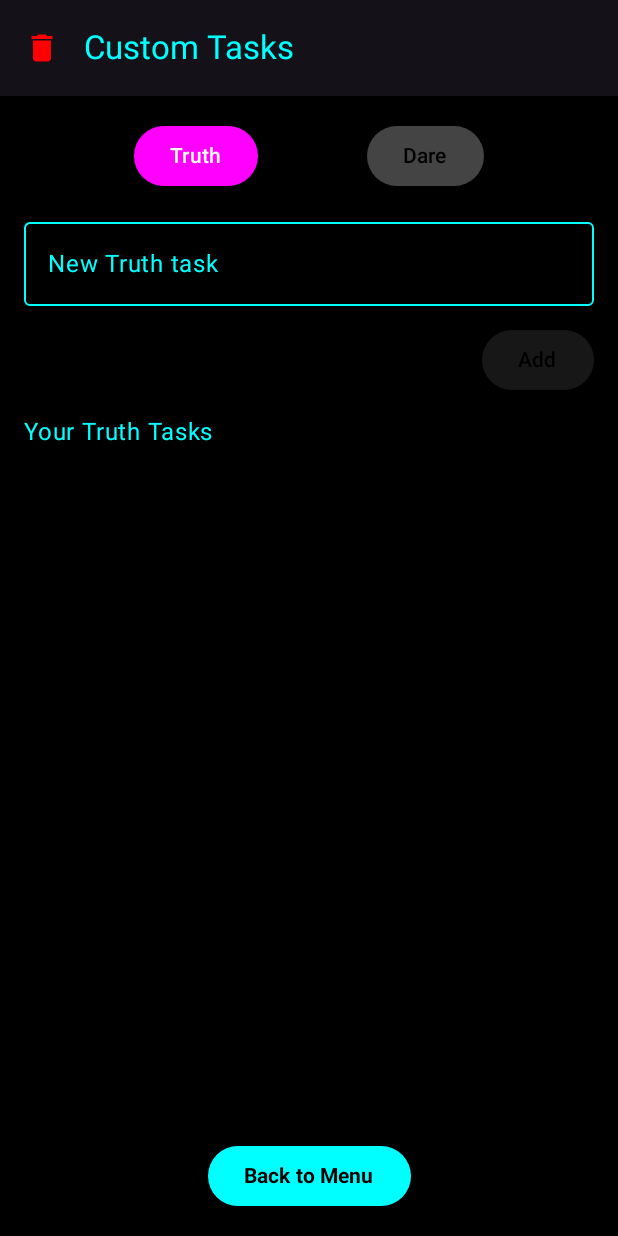
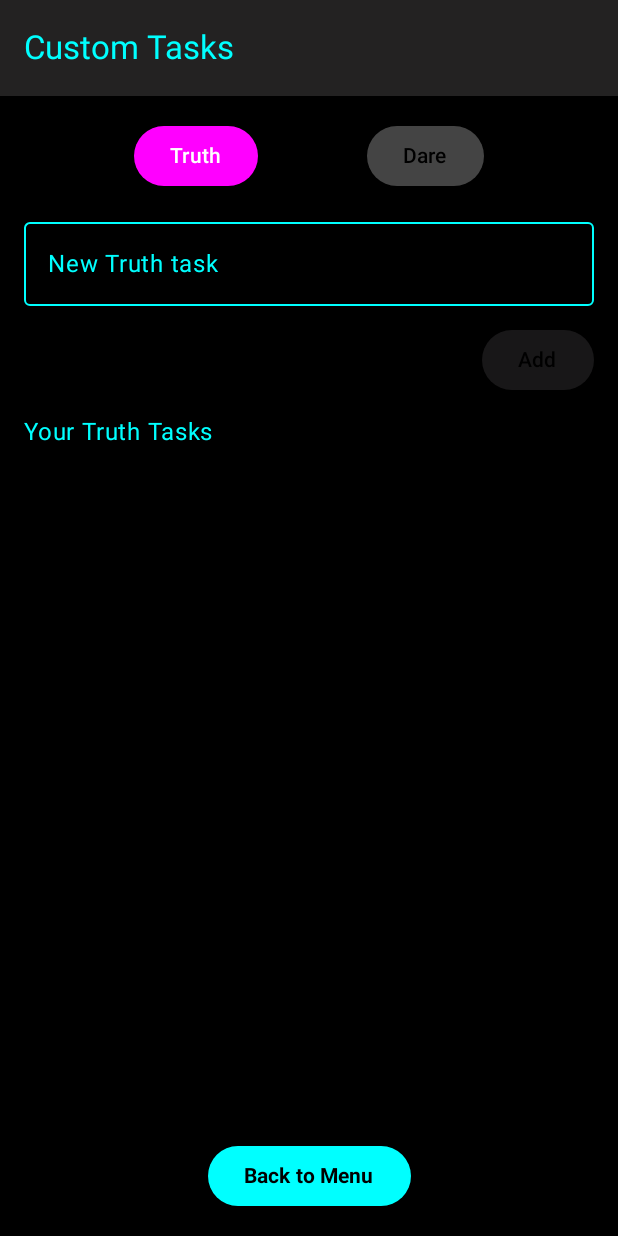
Before and after one commit to Aleyna-prog/WhosNextFinal, an Android app built with Jetpack Compose: the CustomTaskScreen screen opened through its navigation route, on a phone screen of 412 x 824 dp. Run offline under Robolectric (Android 15) with nearby library versions, the phone set to English and light mode, and no system bars; our stand-ins replace Room's generated code.

Commit message:
design completed, light and dark mode added, joker button moved,small detail changes

```diff
--- a/app/src/main/java/com/example/whosdaresample/GameViewModel.kt
+++ b/app/src/main/java/com/example/whosdaresample/GameViewModel.kt
@@ -7,7 +7,6 @@ import androidx.compose.runtime.mutableStateOf
 import androidx.lifecycle.*
 import com.example.whosdaresample.data.GameStat
 import com.example.whosdaresample.data.GameStatDao
-import com.example.whosdaresample.ui.theme.playBeep
 import kotlinx.coroutines.Dispatchers
 import kotlinx.coroutines.Job
 import kotlinx.coroutines.delay
--- a/app/src/main/java/com/example/whosdaresample/MainActivity.kt
+++ b/app/src/main/java/com/example/whosdaresample/MainActivity.kt
@@ -34,7 +34,8 @@ class MainActivity : ComponentActivity() {
         // UI starten
         setContent {
             val navController = rememberNavController()
-            WhosdaresampleTheme(darkTheme = !viewModel.isLightTheme.value) {
+            val isLight = viewModel.isLightTheme.value
+            WhosdaresampleTheme(darkTheme = !isLight) {
                 AppNavigation(navController = navController, viewModel = viewModel)
             }
         }
--- a/app/src/main/java/com/example/whosdaresample/ui/theme/CustomTaskScreen.kt
+++ b/app/src/main/java/com/example/whosdaresample/ui/theme/CustomTaskScreen.kt
@@ -8,6 +8,7 @@ import androidx.compose.foundation.shape.RoundedCornerShape
 import androidx.compose.material.icons.Icons
 import androidx.compose.material.icons.filled.Delete
 import androidx.compose.material3.*
+import androidx.compose.material3.AlertDialogDefaults.containerColor
 import androidx.compose.runtime.*
 import androidx.compose.ui.Alignment
 import androidx.compose.ui.Modifier
@@ -29,21 +30,17 @@ fun CustomTaskScreen(
     Scaffold(
         topBar = {
             TopAppBar(
-                title = { Text("Custom Tasks", color = Color.Cyan) },
-                navigationIcon = {
-                    IconButton(onClick = onBack) {
-                        Icon(Icons.Default.Delete, contentDescription = "Back", tint = Color.Red)
-                    }
-                }
+                title = { Text("Custom Tasks", color = MaterialTheme.colorScheme.primary) },
             )
+
         },
-        containerColor = Color.Black
+        containerColor = MaterialTheme.colorScheme.background
     ) { padding ->
         Column(
             modifier = Modifier
                 .padding(padding)
                 .fillMaxSize()
-                .background(Color.Black)
+                .background(MaterialTheme.colorScheme.background)
                 .padding(16.dp),
             verticalArrangement = Arrangement.spacedBy(12.dp)
         ) {
@@ -71,12 +68,12 @@ fun CustomTaskScreen(
             OutlinedTextField(
                 value = newTaskText,
                 onValueChange = { newTaskText = it },
-                label = { Text("New $selectedTab task", color = Color.Cyan) },
+                label = { Text("New $selectedTab task", color = MaterialTheme.colorScheme.primary) },
                 modifier = Modifier.fillMaxWidth(),
-                textStyle = LocalTextStyle.current.copy(color = Color.White),
+                textStyle = LocalTextStyle.current.copy(color = MaterialTheme.colorScheme.onBackground),
                 colors = OutlinedTextFieldDefaults.colors(
-                    focusedBorderColor = Color.Cyan,
-                    unfocusedBorderColor = Color.Cyan
+                    focusedBorderColor = MaterialTheme.colorScheme.primary,
+                    unfocusedBorderColor = MaterialTheme.colorScheme.primary
                 )
             )
 
@@ -86,14 +83,14 @@ fun CustomTaskScreen(
                     newTaskText = ""
                 },
                 enabled = newTaskText.isNotBlank(),
-                colors = ButtonDefaults.buttonColors(containerColor = Color.Cyan),
+                colors = ButtonDefaults.buttonColors(containerColor = MaterialTheme.colorScheme.primary),
                 modifier = Modifier.align(Alignment.End)
             ) {
                 Text("Add", color = Color.Black)
             }
 
             // List
-            Text("Your $selectedTab Tasks", color = Color.Cyan)
+            Text("Your $selectedTab Tasks", color = MaterialTheme.colorScheme.primary)
             LazyColumn(
                 verticalArrangement = Arrangement.spacedBy(8.dp),
                 modifier = Modifier
@@ -104,7 +101,7 @@ fun CustomTaskScreen(
                 items(filtered) { task ->
                     Card(
                         shape = RoundedCornerShape(12.dp),
-                        colors = CardDefaults.cardColors(containerColor = Color(0xFF1A1A1A)),
+                        colors = CardDefaults.cardColors(containerColor = MaterialTheme.colorScheme.surface),
                         modifier = Modifier.fillMaxWidth()
                     ) {
                         Row(
@@ -114,7 +111,7 @@ fun CustomTaskScreen(
                             horizontalArrangement = Arrangement.SpaceBetween,
                             verticalAlignment = Alignment.CenterVertically
                         ) {
-                            Text(task.text, color = Color.White)
+                            Text(task.text, color = MaterialTheme.colorScheme.onBackground)
                             IconButton(onClick = { viewModel.removeCustomTask(task) }) {
                                 Icon(Icons.Default.Delete, contentDescription = null, tint = Color.Red)
                             }
@@ -126,10 +123,10 @@ fun CustomTaskScreen(
             // Zurück-Button
             Button(
                 onClick = onBack,
-                colors = ButtonDefaults.buttonColors(containerColor = Color.Cyan),
+                colors = ButtonDefaults.buttonColors(containerColor = MaterialTheme.colorScheme.primary),
                 modifier = Modifier.align(Alignment.CenterHorizontally)
             ) {
-                Text("Back to Menu", color = Color.Black, fontWeight = FontWeight.Bold)
+                Text("Back to Menu", color = MaterialTheme.colorScheme.onPrimary, fontWeight = FontWeight.Bold)
             }
         }
     }
--- a/app/src/main/java/com/example/whosdaresample/ui/theme/StartScreen.kt
+++ b/app/src/main/java/com/example/whosdaresample/ui/theme/StartScreen.kt
@@ -18,12 +18,16 @@ import androidx.compose.material3.*
 import androidx.compose.runtime.*
 import androidx.compose.ui.Alignment
 import androidx.compose.ui.Modifier
+import androidx.compose.ui.draw.clip
+import androidx.compose.ui.draw.scale
 import androidx.compose.ui.geometry.Offset
 import androidx.compose.ui.graphics.Color
 import androidx.compose.ui.graphics.Shadow
 import androidx.compose.ui.platform.LocalContext
+import androidx.compose.ui.platform.LocalDensity
 import androidx.compose.ui.res.painterResource
 import androidx.compose.ui.text.font.FontWeight
+import androidx.compose.ui.unit.IntOffset
 import androidx.compose.ui.unit.dp
 import com.example.whosdaresample.GameViewModel
 import com.example.whosdaresample.R
@@ -42,17 +46,42 @@ fun StartScreen(
     Column(
         modifier = Modifier
             .fillMaxSize()
-            .background(Color.Black)
-            .padding(16.dp),
-        verticalArrangement = Arrangement.spacedBy(16.dp)
+            .background(MaterialTheme.colorScheme.background)
+            .verticalScroll(rememberScrollState())
+            .padding(8.dp),
+        verticalArrangement = Arrangement.spacedBy(12.dp)
     ) {
+        Row(
+            modifier = Modifier
+                .fillMaxWidth()
+                .padding(horizontal = 8.dp),
+            horizontalArrangement = Arrangement.End,
+            verticalAlignment = Alignment.CenterVertically
+        ) {
+            Text(
+                text = if (viewModel.isLightTheme.value) "Light Mode" else "Dark Mode",
+                color = MaterialTheme.colorScheme.onBackground,
+                style = MaterialTheme.typography.labelSmall
+            )
+            Spacer(modifier = Modifier.width(8.dp))
+            Switch(
+                checked = viewModel.isLightTheme.value,
+                onCheckedChange = { viewModel.isLightTheme.value = it },
+                modifier = Modifier.scale(0.8f),
+                colors = SwitchDefaults.colors(
+                    checkedThumbColor = Color.Cyan,
+                    uncheckedThumbColor = Color.Gray
+                )
+            )
+        }
+
         Image(
-            painter = painterResource(id = R.drawable.logo),
+            painter = painterResource(id = R.drawable.logo1),
             contentDescription = "Logo",
             modifier = Modifier
                 .fillMaxWidth()
                 .height(180.dp)
-                .padding(top = 16.dp)
+                //.padding(top = 16.dp)
                 .align(Alignment.CenterHorizontally)
         )
 
@@ -65,16 +94,16 @@ fun StartScreen(
             OutlinedTextField(
                 value = nameInput,
                 onValueChange = { nameInput = it },
-                label = { Text("Enter name", color = Color.Cyan) },
+                label = { Text("Enter name", color = MaterialTheme.colorScheme.primary) },
                 modifier = Modifier
                     .weight(1f)
                     .height(60.dp),
-                textStyle = MaterialTheme.typography.bodyLarge.copy(color = Color.White),
+                textStyle = MaterialTheme.typography.bodyLarge.copy(color = MaterialTheme.colorScheme.onBackground),
                 colors = OutlinedTextFieldDefaults.colors(
-                    focusedBorderColor = Color.Cyan,
-                    unfocusedBorderColor = Color.Cyan,
-                    focusedLabelColor = Color.Cyan,
-                    unfocusedLabelColor = Color.Cyan
+                    focusedBorderColor = MaterialTheme.colorScheme.primary,
+                    unfocusedBorderColor = MaterialTheme.colorScheme.primary,
+                    focusedLabelColor = MaterialTheme.colorScheme.primary,
+                    unfocusedLabelColor = MaterialTheme.colorScheme.primary
                 )
             )
 
@@ -88,10 +117,10 @@ fun StartScreen(
                 },
                 enabled = nameInput.isNotBlank(),
                 colors = ButtonDefaults.buttonColors(
-                    containerColor = Color.Black,
-                    contentColor = Color.Cyan,
-                    disabledContainerColor = Color.Black,
-                    disabledContentColor = Color.DarkGray
+                    containerColor = MaterialTheme.colorScheme.primary,
+                    contentColor = MaterialTheme.colorScheme.onPrimary,
+                    disabledContainerColor = MaterialTheme.colorScheme.surfaceVariant,
+                    disabledContentColor = MaterialTheme.colorScheme.onSurfaceVariant
                 ),
                 elevation = ButtonDefaults.buttonElevation(10.dp),
                 shape = RoundedCornerShape(20.dp),
@@ -114,17 +143,18 @@ fun StartScreen(
             modifier = Modifier
                 .fillMaxWidth()
                 .height(150.dp)
-                .background(Color.Black, RoundedCornerShape(12.dp))
+                .background(MaterialTheme.colorScheme.surface, RoundedCornerShape(12.dp))
+                .clip(RoundedCornerShape(12.dp))
         ) {
             val scrollState = rememberLazyListState()
 
-            Row(modifier = Modifier.fillMaxSize()) {
+            Box(modifier = Modifier.fillMaxSize()) {
                 LazyColumn(
                     modifier = Modifier
-                        .weight(1f)
-                        .padding(8.dp),
+                        .fillMaxSize()
+                        .padding(end = 12.dp, start = 8.dp, top = 8.dp, bottom = 8.dp),
                     state = scrollState,
-                    verticalArrangement = Arrangement.spacedBy(8.dp)
+                    verticalArrangement = Arrangement.spacedBy(3.dp)
                 ) {
                     items(viewModel.playerNames) { name ->
                         val emoji = viewModel.getEmojiForPlayer(name)
@@ -134,11 +164,11 @@ fun StartScreen(
                         ) {
                             Text(
                                 text = if (!emoji.isNullOrBlank()) "$emoji $name" else name,
-                                color = Color.Cyan,
+                                color = MaterialTheme.colorScheme.primary,
                                 style = MaterialTheme.typography.bodyLarge.copy(
                                     fontWeight = FontWeight.Medium,
                                     shadow = Shadow(
-                                        color = Color.Cyan,
+                                        color = MaterialTheme.colorScheme.primary,
                                         blurRadius = 8f
                                     )
                                 )
@@ -153,22 +183,59 @@ fun StartScreen(
                         }
                     }
                 }
+
+                // Dynamisch Scrollbar berechnen
+                val totalItems = scrollState.layoutInfo.totalItemsCount
+                val visibleItems = scrollState.layoutInfo.visibleItemsInfo.size
+                val fractionVisible = if (totalItems > 0) visibleItems.toFloat() / totalItems else 1f
+                val fractionScrolled = if (totalItems > 0) scrollState.firstVisibleItemIndex.toFloat() / totalItems else 0f
+
+                val containerHeightPx = with(LocalDensity.current) { 150.dp.toPx() }
+                val scrollbarHeightPx = containerHeightPx * fractionVisible
+                val scrollbarOffsetPx = containerHeightPx * fractionScrolled
+                val showScrollbar = scrollState.layoutInfo.totalItemsCount > scrollState.layoutInfo.visibleItemsInfo.size
+
+
+                // Scrollbar
+                if (showScrollbar) {
+                Box(
+                    modifier = Modifier
+                        .fillMaxHeight()
+                        .width(6.dp)
+                        .align(Alignment.CenterEnd)
+                        .padding(end = 4.dp, top = 12.dp, bottom = 12.dp)
+                ) {
+                    Box(
+                        modifier = Modifier
+                            .width(6.dp)
+                            .height(with(LocalDensity.current) { scrollbarHeightPx.toDp() })
+                            .offset {
+                                IntOffset(x = 0, y = scrollbarOffsetPx.toInt())
+                            }
+                            .background(
+                                MaterialTheme.colorScheme.primary.copy(alpha = 0.7f),
+                                shape = RoundedCornerShape(50)
+                            )
+                    )
+                } }
             }
         }
 
+
+
         Row(
             verticalAlignment = Alignment.CenterVertically,
-            modifier = Modifier.padding(top = 8.dp, start = 8.dp)
+            modifier = Modifier.padding(top = 4.dp, start = 8.dp)
         ) {
             Checkbox(
                 checked = viewModel.isShuffleMode.value,
                 onCheckedChange = { viewModel.isShuffleMode.value = it },
                 colors = CheckboxDefaults.colors(
-                    checkedColor = Color.Cyan,
-                    uncheckedColor = Color.Gray
+                    checkedColor = MaterialTheme.colorScheme.primary,
+                    uncheckedColor = MaterialTheme.colorScheme.onSurfaceVariant
                 )
             )
-            Text("Shuffle Mode", color = Color.Cyan)
+            Text("Shuffle Mode", color = MaterialTheme.colorScheme.primary)
         }
 
         Spacer(modifier = Modifier.weight(1f))
@@ -184,7 +251,7 @@ fun StartScreen(
             onClick = onOpenCustomTasks,
             modifier = Modifier.align(Alignment.CenterHorizontally)
         ) {
-            Text("✏️ Custom Tasks", color = Color.LightGray)
+            Text("✏️ Custom Tasks", color = MaterialTheme.colorScheme.onBackground)
         }
     }
 }
@@ -194,34 +261,34 @@ fun WelcomeCard() {
     Card(
         modifier = Modifier
             .fillMaxWidth()
-            .padding(8.dp)
-            .border(3.dp, Color.Magenta, RoundedCornerShape(20.dp)),
-        elevation = CardDefaults.cardElevation(defaultElevation = 12.dp),
-        colors = CardDefaults.cardColors(containerColor = Color(0xFF1A1A1A)),
+            .padding(6.dp)
+            .border(2.dp, Color.Magenta, RoundedCornerShape(20.dp)),
+        elevation = CardDefaults.cardElevation(defaultElevation = 8.dp),
+        colors = CardDefaults.cardColors(containerColor = MaterialTheme.colorScheme.surface),
         shape = RoundedCornerShape(20.dp)
     ) {
         Column(
-            modifier = Modifier.padding(24.dp),
+            modifier = Modifier.padding(16.dp),
             verticalArrangement = Arrangement.spacedBy(12.dp)
         ) {
             Text(
                 text = "Welcome to Who's Next!",
-                style = MaterialTheme.typography.headlineSmall.copy(
+                style = MaterialTheme.typography.titleMedium.copy(
                     color = Color.Magenta,
                     shadow = Shadow(color = Color.Magenta, blurRadius = 12f)
                 )
             )
             Text(
                 text = "Enter all player names (min. 2) to begin. A random player will be chosen each round to decide: Truth or Dare.",
-                style = MaterialTheme.typography.bodyLarge.copy(color = Color.LightGray)
+                style = MaterialTheme.typography.bodyMedium.copy(color = MaterialTheme.colorScheme.onSurface)
             )
             Text(
                 text = "\u23F3 No decision? Countdown is running... The system will decide!",
-                style = MaterialTheme.typography.bodyLarge.copy(color = Color.Yellow)
+                style = MaterialTheme.typography.bodyMedium.copy(color = Color.Yellow)
             )
             Text(
                 text = "Have fun!",
-                style = MaterialTheme.typography.bodyLarge.copy(
+                style = MaterialTheme.typography.bodyMedium.copy(
                     fontWeight = FontWeight.Bold,
                     color = Color.Cyan,
                     shadow = Shadow(color = Color.Cyan, offset = Offset(0f, 0f), blurRadius = 12f)
@@ -237,8 +304,8 @@ fun NeonStartButton(onClick: () -> Unit) {
         onClick = onClick,
         shape = RoundedCornerShape(50),
         colors = ButtonDefaults.buttonColors(
-            containerColor = Color.Black,
-            contentColor = Color.Cyan
+            containerColor = MaterialTheme.colorScheme.primary,
+            contentColor = MaterialTheme.colorScheme.onPrimary
         ),
         elevation = ButtonDefaults.buttonElevation(20.dp),
         modifier = Modifier
@@ -252,8 +319,7 @@ fun NeonStartButton(onClick: () -> Unit) {
             Text(
                 text = "START GAME",
                 style = MaterialTheme.typography.labelLarge.copy(
-                    color = Color.Cyan,
-                    shadow = Shadow(color = Color.Cyan, offset = Offset(0f, 0f), blurRadius = 20f),
+                    color = MaterialTheme.colorScheme.onPrimary,
                     fontWeight = FontWeight.Bold
                 )
             )
@@ -261,7 +327,7 @@ fun NeonStartButton(onClick: () -> Unit) {
             Icon(
                 imageVector = Icons.Default.PlayArrow,
                 contentDescription = null,
-                tint = Color.Cyan
+                tint = MaterialTheme.colorScheme.onPrimary
             )
         }
     }
```
Also changed, not shown: app/src/main/java/com/example/whosdaresample/ui/theme/EndScreen.kt (+6 -7 lines), app/src/main/java/com/example/whosdaresample/ui/theme/GameScreen.kt (+24 -14 lines), app/src/main/java/com/example/whosdaresample/ui/theme/SpinBottleScreen.kt (+4 -4 lines), app/src/main/java/com/example/whosdaresample/ui/theme/Theme.kt (+16 -7 lines), app/src/main/res/drawable/logo1.png (added).
